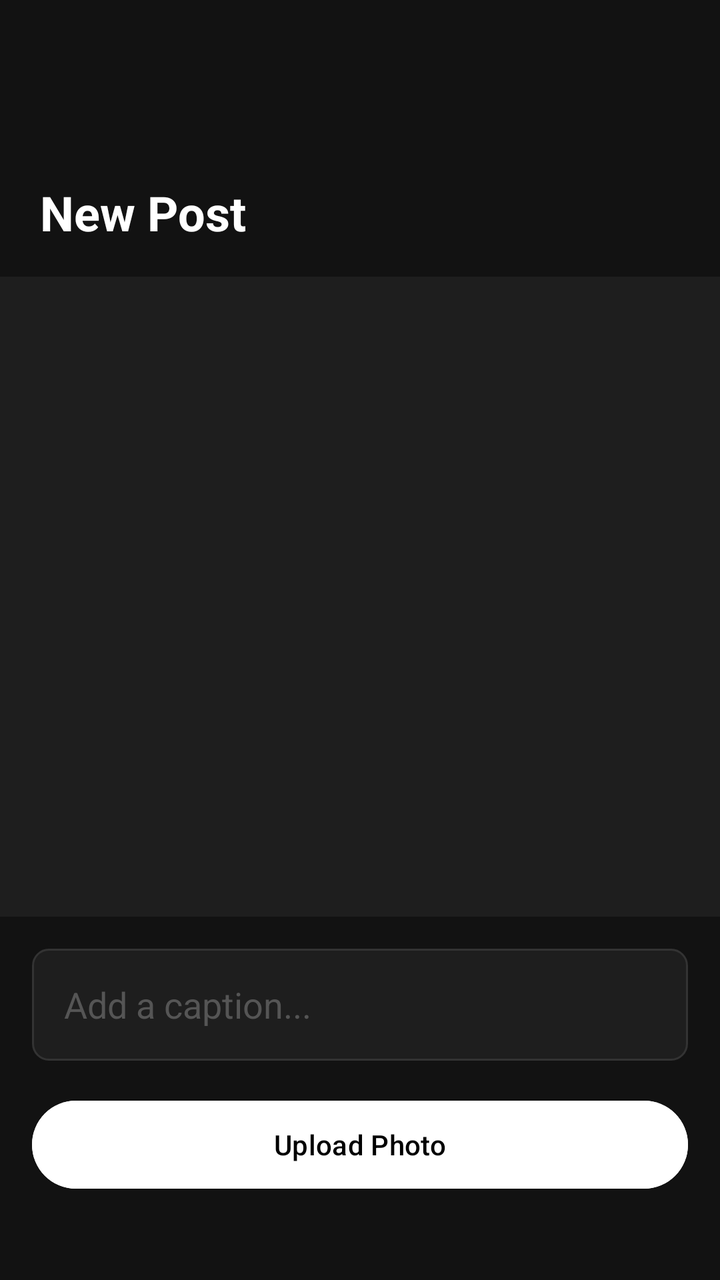
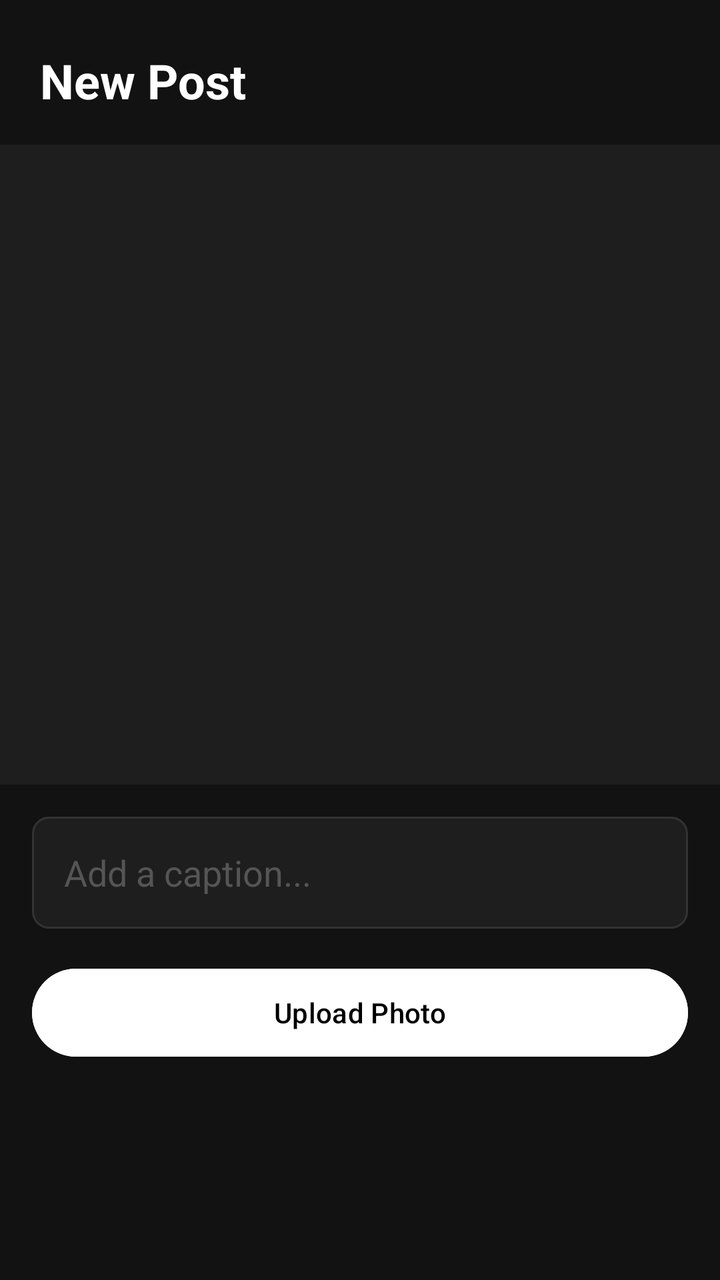

Two renders of the same Android screen: before a commit and after it. Below are the layout's source before the change and the commit's diff.
<!-- AndroidManifest.xml: application theme Theme.SnapQuest -->
<!-- res/layout/activity_upload.xml -->
<?xml version="1.0" encoding="utf-8"?>
<LinearLayout xmlns:android="http://schemas.android.com/apk/res/android"
    android:layout_width="match_parent"
    android:layout_height="match_parent"
    android:orientation="vertical"
    android:background="#121212">

    <TextView
        android:layout_width="match_parent"
        android:layout_height="wrap_content"
        android:text="New Post"
        android:textColor="#FFFFFF"
        android:textSize="24sp"
        android:textStyle="bold"
        android:paddingStart="20dp"
        android:paddingTop="90dp"
        android:paddingBottom="16dp"/>

    <ImageView
        android:id="@+id/ivPreview"
        android:layout_width="match_parent"
        android:layout_height="320dp"
        android:scaleType="centerCrop"
        android:background="#1E1E1E"/>

    <EditText
        android:id="@+id/etCaption"
        android:layout_width="match_parent"
        android:layout_height="56dp"
        android:hint="Add a caption..."
        android:background="@drawable/input_background"
        android:paddingStart="16dp"
        android:paddingEnd="16dp"
        android:textColor="#FFFFFF"
        android:textColorHint="#555555"
        android:layout_margin="16dp"/>

    <Button
        android:id="@+id/btnUpload"
        android:layout_width="match_parent"
        android:layout_height="52dp"
        android:text="Upload Photo"
        android:textColor="#000000"
        android:backgroundTint="#FFFFFF"
        android:layout_marginStart="16dp"
        android:layout_marginEnd="16dp"/>

</LinearLayout>
<!-- resources referenced by this layout -->
<resources>
  <!-- drawable input_background (drawable) -->
  <?xml version="1.0" encoding="utf-8"?>
  <shape xmlns:android="http://schemas.android.com/apk/res/android"
      android:shape="rectangle">
      <solid android:color="#1E1E1E"/>
      <stroke android:width="1dp" android:color="#333333"/>
      <corners android:radius="8dp"/>
  </shape>
  <style name="Theme.SnapQuest" parent="Base.Theme.SnapQuest" />
  <style name="Base.Theme.SnapQuest" parent="Theme.Material3.DayNight.NoActionBar">
          
          
      </style>
</resources>

<!-- the commit's change to res/layout/activity_upload.xml (unified diff, before → after) -->
@@ -1,48 +1,59 @@
 <?xml version="1.0" encoding="utf-8"?>
-<LinearLayout xmlns:android="http://schemas.android.com/apk/res/android"
+<ScrollView xmlns:android="http://schemas.android.com/apk/res/android"
     android:layout_width="match_parent"
     android:layout_height="match_parent"
-    android:orientation="vertical"
+    android:fillViewport="true"
+    android:fitsSystemWindows="true"
     android:background="#121212">
 
-    <TextView
+    <LinearLayout
         android:layout_width="match_parent"
         android:layout_height="wrap_content"
-        android:text="New Post"
-        android:textColor="#FFFFFF"
-        android:textSize="24sp"
-        android:textStyle="bold"
-        android:paddingStart="20dp"
-        android:paddingTop="90dp"
-        android:paddingBottom="16dp"/>
+        android:orientation="vertical">
 
-    <ImageView
-        android:id="@+id/ivPreview"
-        android:layout_width="match_parent"
-        android:layout_height="320dp"
-        android:scaleType="centerCrop"
-        android:background="#1E1E1E"/>
+        <TextView
+            android:layout_width="match_parent"
+            android:layout_height="wrap_content"
+            android:text="New Post"
+            android:textColor="#FFFFFF"
+            android:textSize="24sp"
+            android:textStyle="bold"
+            android:paddingStart="20dp"
+            android:paddingTop="24dp"
+            android:paddingBottom="16dp"/>
 
-    <EditText
-        android:id="@+id/etCaption"
-        android:layout_width="match_parent"
-        android:layout_height="56dp"
-        android:hint="Add a caption..."
-        android:background="@drawable/input_background"
-        android:paddingStart="16dp"
-        android:paddingEnd="16dp"
-        android:textColor="#FFFFFF"
-        android:textColorHint="#555555"
-        android:layout_margin="16dp"/>
+        <ImageView
+            android:id="@+id/ivPreview"
+            android:layout_width="match_parent"
+            android:layout_height="320dp"
+            android:scaleType="centerCrop"
+            android:contentDescription="Selected photo preview"
+            android:background="#1E1E1E"/>
 
-    <Button
-        android:id="@+id/btnUpload"
-        android:layout_width="match_parent"
-        android:layout_height="52dp"
-        android:text="Upload Photo"
-        android:textColor="#000000"
-        android:backgroundTint="#FFFFFF"
-        android:layout_marginStart="16dp"
-        android:layout_marginEnd="16dp"/>
+        <EditText
+            android:id="@+id/etCaption"
+            android:layout_width="match_parent"
+            android:layout_height="56dp"
+            android:hint="Add a caption..."
+            android:inputType="textCapSentences"
+            android:maxLines="1"
+            android:background="@drawable/input_background"
+            android:paddingStart="16dp"
+            android:paddingEnd="16dp"
+            android:textColor="#FFFFFF"
+            android:textColorHint="#555555"
+            android:layout_margin="16dp"/>
 
-</LinearLayout>
+        <Button
+            android:id="@+id/btnUpload"
+            android:layout_width="match_parent"
+            android:layout_height="52dp"
+            android:text="Upload Photo"
+            android:textColor="#000000"
+            android:backgroundTint="#FFFFFF"
+            android:layout_marginStart="16dp"
+            android:layout_marginEnd="16dp"
+            android:layout_marginBottom="24dp"/>
+
+    </LinearLayout>
+</ScrollView>
